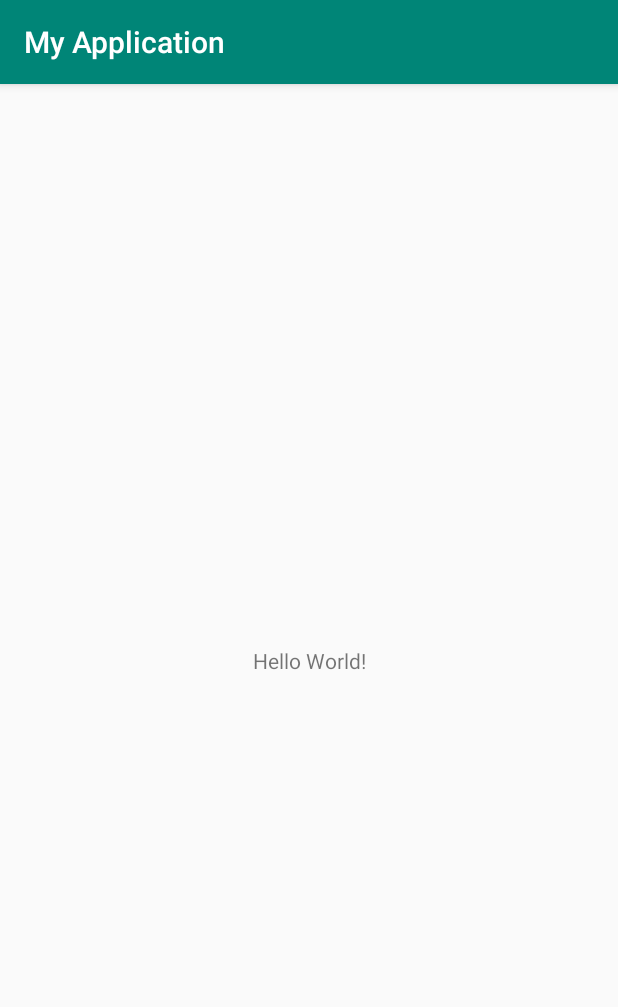
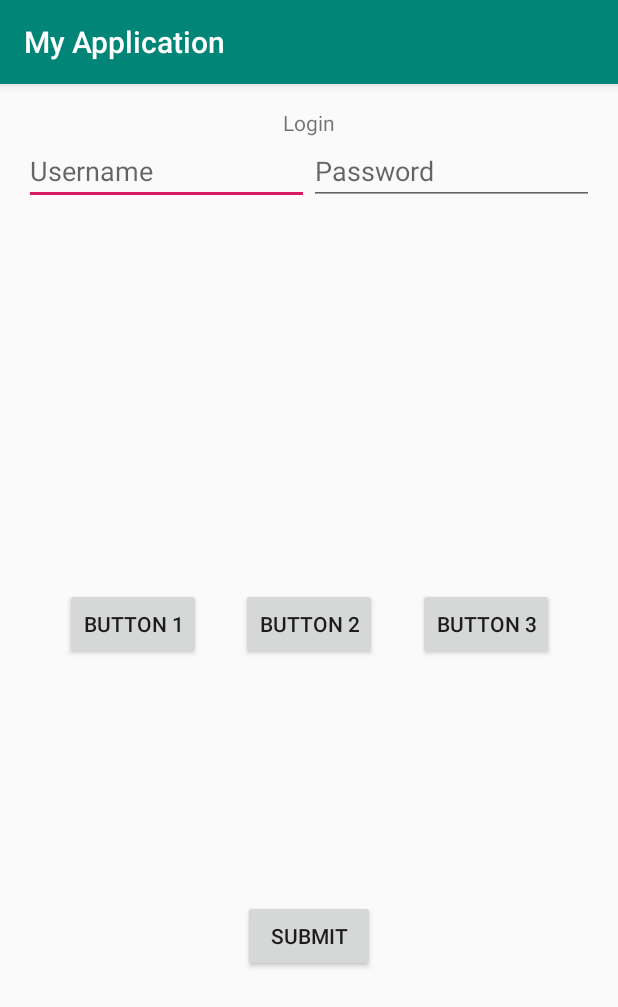
Before and after one commit to mariusgherman/androidfundamentals, an Android app: the screen it shows after launch (MainActivity), on a phone screen of 412 x 824 dp. Shown: the top 1007 px of the screen. Run offline under Robolectric (Android 15) with nearby library versions, the phone set to English and light mode, and no system bars.

Commit message:
week 4 - constraint

```diff
--- a/app/src/main/res/layout/activity_main.xml
+++ b/app/src/main/res/layout/activity_main.xml
@@ -4,15 +4,79 @@
     xmlns:tools="http://schemas.android.com/tools"
     android:layout_width="match_parent"
     android:layout_height="match_parent"
+    android:padding="16dp"
     tools:context=".MainActivity">
 
     <TextView
+        android:id="@+id/login_label"
         android:layout_width="wrap_content"
         android:layout_height="wrap_content"
-        android:text="Hello World!"
-        app:layout_constraintBottom_toBottomOf="parent"
-        app:layout_constraintLeft_toLeftOf="parent"
-        app:layout_constraintRight_toRightOf="parent"
+        android:text="Login"
+        app:layout_constraintEnd_toEndOf="parent"
+        app:layout_constraintStart_toStartOf="parent"
         app:layout_constraintTop_toTopOf="parent" />
 
+    <EditText
+        android:id="@+id/username_edit"
+        android:layout_width="0dp"
+        android:layout_height="wrap_content"
+        android:hint="Username"
+        app:layout_constraintEnd_toStartOf="@id/password_edit"
+        app:layout_constraintStart_toStartOf="parent"
+        app:layout_constraintTop_toBottomOf="@+id/login_label" />
+
+    <EditText
+        android:id="@+id/password_edit"
+        android:layout_width="0dp"
+        android:layout_height="wrap_content"
+        android:hint="Password"
+        app:layout_constraintBottom_toBottomOf="@id/username_edit"
+        app:layout_constraintEnd_toEndOf="parent"
+        app:layout_constraintStart_toEndOf="@id/username_edit"
+        app:layout_constraintTop_toTopOf="@+id/username_edit" />
+
+    <Button
+        android:layout_width="wrap_content"
+        android:layout_height="wrap_content"
+        android:text="Submit"
+        app:layout_constraintBottom_toBottomOf="parent"
+        app:layout_constraintEnd_toEndOf="parent"
+        app:layout_constraintStart_toStartOf="parent"
+        app:layout_constraintTop_toTopOf="@+id/guideline" />
+
+    <android.support.constraint.Guideline
+        android:id="@+id/guideline"
+        android:layout_width="wrap_content"
+        android:layout_height="wrap_content"
+        android:orientation="horizontal"
+        app:layout_constraintGuide_percent="0.5" />
+
+    <Button
+        android:id="@+id/button1"
+        android:layout_width="wrap_content"
+        android:layout_height="wrap_content"
+        android:text="Button 1"
+        app:layout_constraintBottom_toTopOf="@id/guideline"
+        app:layout_constraintEnd_toStartOf="@id/button2"
+        app:layout_constraintStart_toStartOf="parent"
+        app:layout_constraintHorizontal_chainStyle="spread"/>
+
+    <Button
+        android:id="@+id/button2"
+        android:layout_width="wrap_content"
+        android:layout_height="wrap_content"
+        android:text="Button 2"
+        app:layout_constraintBottom_toTopOf="@id/guideline"
+        app:layout_constraintEnd_toStartOf="@id/button3"
+        app:layout_constraintStart_toEndOf="@id/button1" />
+
+    <Button
+        android:id="@+id/button3"
+        android:layout_width="wrap_content"
+        android:layout_height="wrap_content"
+        android:text="Button 3"
+        app:layout_constraintBottom_toTopOf="@id/guideline"
+        app:layout_constraintEnd_toEndOf="parent"
+        app:layout_constraintStart_toEndOf="@id/button2" />
+
 </android.support.constraint.ConstraintLayout>
```
